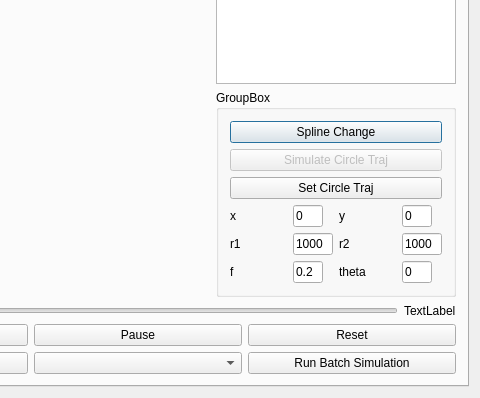
This is dialog.ui in kektobiologist/motion-simulation as Qt 5 draws it before an edit; both pictures show x 419 to 899 and y 197 to 595 of the 899 by 595 pixel window. The edited form follows.
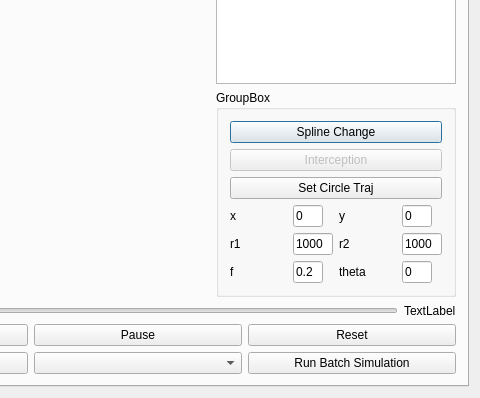
This is the edited form. Custom widgets are drawn as their Qt base class.

Commit message: Adjusting for contour

```diff
--- a/dialog.ui
+++ b/dialog.ui
@@ -70,7 +70,7 @@
                  <bool>false</bool>
                 </property>
                 <property name="text">
-                 <string>Simulate Circle Traj</string>
+                 <string>Interception</string>
                 </property>
                </widget>
               </item>
```
The commit also changes 1 other file.
